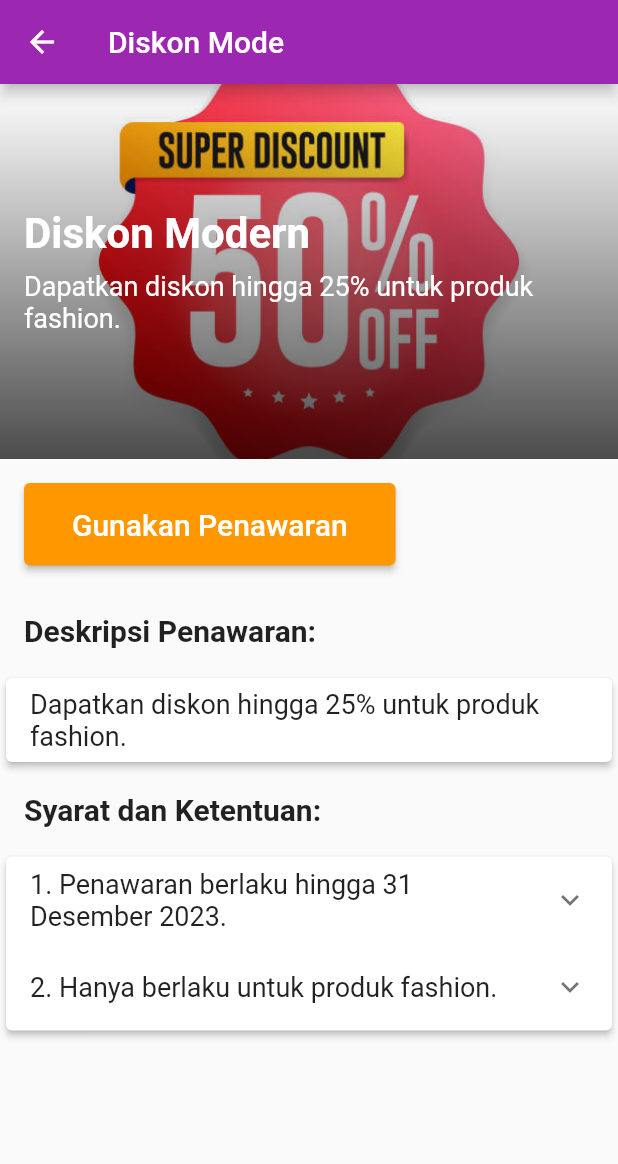
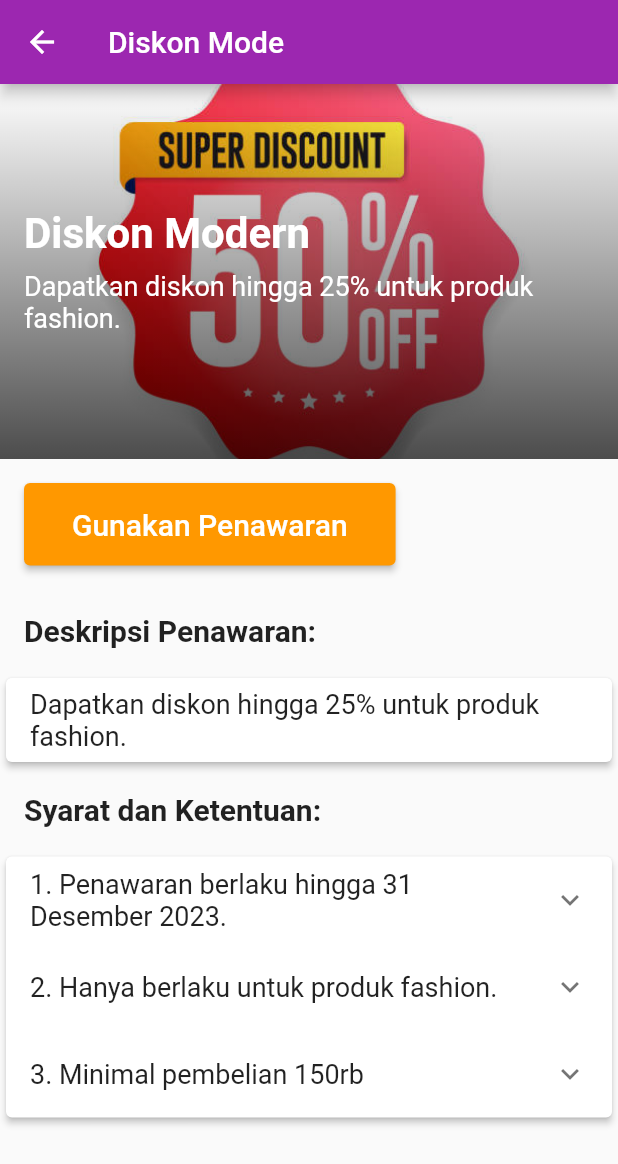
Before and after one commit to TOPIC8MallLoyaltyMemberShopNEarn/shopnearn_app, a Flutter app: the DiskonModernScreen screen opened directly, on a phone screen of 412 x 824 dp. Shown: the top 1164 px of the screen. Run offline on Flutter 3.47's test engine with Material 2 defaults, Android fonts, the phone set to English and light mode, and no system bars; our stand-ins replace barcode_widget, shared_preferences; accounts and stored records are empty; Roboto replaces fonts that are missing (Montserrat).

Commit message:
Update DiskonModern.dart

```diff
--- a/lib/screens/DiskonModern.dart
+++ b/lib/screens/DiskonModern.dart
@@ -191,6 +191,24 @@ class DiskonModernScreen extends StatelessWidget {
                       ),
                     ],
                   ),
+                  ExpansionTile(
+                    title: Text(
+                      '3. Minimal pembelian 150rb',
+                      style: TextStyle(
+                        fontSize: 18.0,
+                      ),
+                    ),
+                    children: <Widget>[
+                      ListTile(
+                        title: Text(
+                          'Dapatkan potongan 25% hanya dengan minimal pembelian 150 ribu aja!',
+                          style: TextStyle(
+                            fontSize: 18.0,
+                          ),
+                        ),
+                      ),
+                    ],
+                  ),
                 ],
               ),
             ),
```
